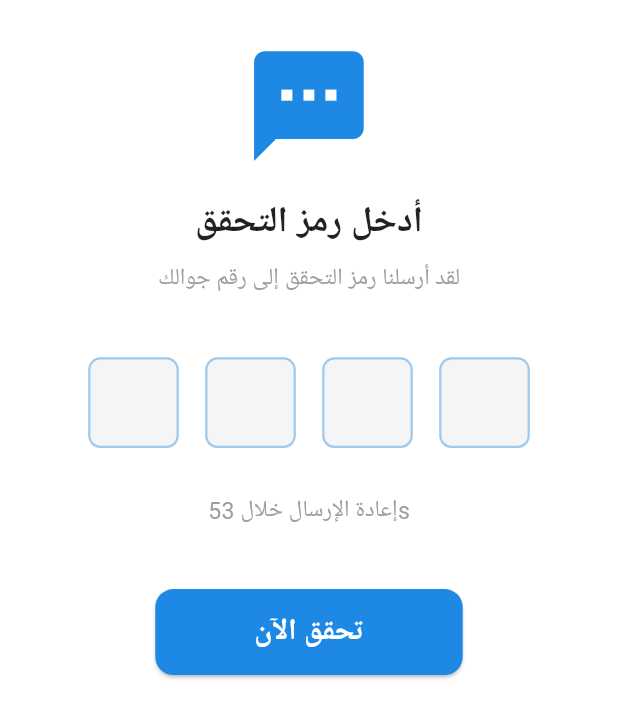
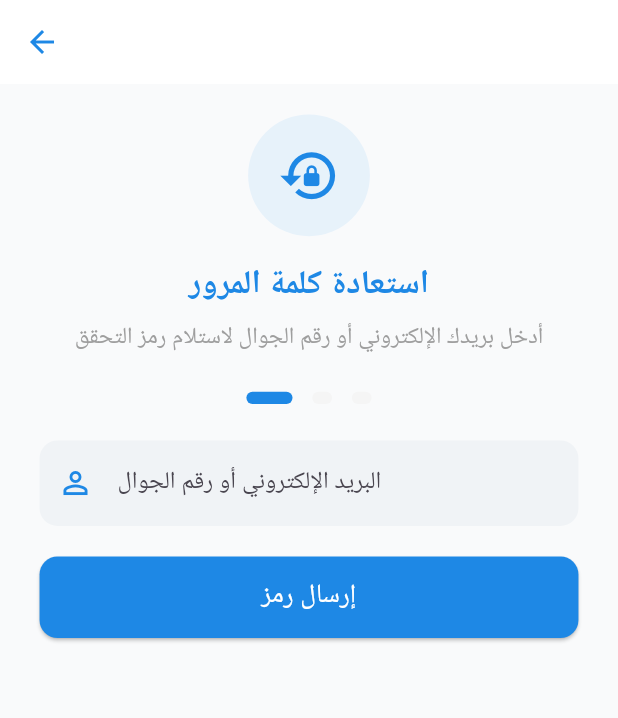
Before and after one commit to gerges46/smart_wash, a Flutter app: the screen it shows after launch, on a phone screen of 412 x 824 dp. Shown: the top 718 px of the screen. Run offline on Flutter 3.47's test engine with Material 3 defaults, Android fonts, the phone set to English and light mode, and no system bars; our stand-ins replace dio, equatable, flutter_bloc, flutter_screenutil.

Commit message:
Add Forgot Password / Reset Password feature with OTP verification and reset UI

```diff
--- a/lib/core/constants/app_strings.dart
+++ b/lib/core/constants/app_strings.dart
@@ -43,4 +43,13 @@ class AppStrings {
   static const String otpTitle = "أدخل رمز التحقق";
   static const String otpSubtitle = "لقد أرسلنا رمز التحقق إلى رقم جوالك";
   static const String verifyNow = "تحقق الآن";
+
+  // Forgot / Reset
+  static const String forgotTitle = "استعادة كلمة المرور";
+  static const String forgotSubtitle =
+      "أدخل بريدك الإلكتروني أو رقم الجوال لاستلام رمز التحقق";
+  static const String contactHint = "البريد الإلكتروني أو رقم الجوال";
+  static const String sendCode = "إرسال رمز";
+  static const String newPasswordHint = "كلمة المرور الجديدة";
+  static const String resetPasswordButton = "تعيين كلمة المرور";
 }
--- a/lib/core/routes/app_router.dart
+++ b/lib/core/routes/app_router.dart
@@ -1,5 +1,6 @@
 import 'package:flutter/material.dart';
 import 'package:smart_clean/core/constants/app_strings.dart';
+import 'package:smart_clean/features/auth/views/forgot_password/forgot_password_view.dart';
 import 'package:smart_clean/features/auth/views/login/login_view.dart';
 import 'package:smart_clean/features/auth/views/otp/otp_view.dart';
 import 'package:smart_clean/features/auth/views/register/register_view.dart';
@@ -13,6 +14,7 @@ class Routes {
   static const String registerRoute = "/register";
   static const String homeRoute = "/home";
   static const String otpRoute = "/otp";
+  static const String forgotPasswordRoute = "/forgot-password";
 }
 
 class RouteGenerator {
@@ -30,6 +32,8 @@ class RouteGenerator {
         return MaterialPageRoute(builder: (_) => const RegisterView());
       case Routes.otpRoute:
         return MaterialPageRoute(builder: (_) => OTPView());
+      case Routes.forgotPasswordRoute:
+        return MaterialPageRoute(builder: (_) => const ForgotPasswordView());
       // case Routes.homeRoute:
       //   return MaterialPageRoute(builder: (_) => const HomeView());
 
--- /dev/null
+++ b/lib/features/auth/cubit/forgot_password/forgot_password_state.dart
@@ -0,0 +1,53 @@
+// lib/features/auth/forgot_password/cubit/forgot_password_state.dart
+import 'package:equatable/equatable.dart';
+
+abstract class ForgotPasswordState extends Equatable {
+  const ForgotPasswordState();
+
+  @override
+  List<Object?> get props => [];
+}
+
+class ForgotInitial extends ForgotPasswordState {}
+
+class ForgotLoading extends ForgotPasswordState {}
+
+class ForgotCodeSent extends ForgotPasswordState {
+  final String contact; // email or phone
+  const ForgotCodeSent(this.contact);
+
+  @override
+  List<Object?> get props => [contact];
+}
+
+class ForgotTimerRunning extends ForgotPasswordState {
+  final int seconds;
+  const ForgotTimerRunning(this.seconds);
+
+  @override
+  List<Object?> get props => [seconds];
+}
+
+class ForgotCanResend extends ForgotPasswordState {}
+
+class ForgotVerifying extends ForgotPasswordState {}
+
+class ForgotVerified extends ForgotPasswordState {}
+
+class ForgotResetting extends ForgotPasswordState {}
+
+class ForgotSuccess extends ForgotPasswordState {
+  final String message;
+  const ForgotSuccess(this.message);
+
+  @override
+  List<Object?> get props => [message];
+}
+
+class ForgotError extends ForgotPasswordState {
+  final String message;
+  const ForgotError(this.message);
+
+  @override
+  List<Object?> get props => [message];
+}
--- /dev/null
+++ b/lib/features/auth/views/forgot_password/forgot_password_view.dart
@@ -0,0 +1,172 @@
+// lib/features/auth/forgot_password/view/forgot_password_view.dart
+import 'package:flutter/material.dart';
+import 'package:flutter_bloc/flutter_bloc.dart';
+import 'package:flutter_screenutil/flutter_screenutil.dart';
+import 'package:smart_clean/core/constants/app_color.dart';
+import 'package:smart_clean/core/constants/app_strings.dart';
+import 'package:smart_clean/core/constants/value_manager.dart';
+import 'package:smart_clean/features/auth/cubit/forgot_password/forgot_password_cubit.dart';
+import 'package:smart_clean/features/auth/cubit/forgot_password/forgot_password_state.dart';
+import 'package:smart_clean/features/auth/views/forgot_password/widgets/contact_form.dart';
+import 'package:smart_clean/features/auth/views/forgot_password/widgets/forgot_header.dart';
+import 'package:smart_clean/features/auth/views/forgot_password/widgets/forgot_timer.dart';
+import 'package:smart_clean/features/auth/views/forgot_password/widgets/otp_fields.dart';
+import 'package:smart_clean/features/auth/views/forgot_password/widgets/reset_form.dart';
+
+class ForgotPasswordView extends StatefulWidget {
+  const ForgotPasswordView({super.key});
+  @override
+  State<ForgotPasswordView> createState() => _ForgotPasswordViewState();
+}
+
+class _ForgotPasswordViewState extends State<ForgotPasswordView> {
+  int _step = 0; // 0: contact, 1: otp, 2: reset
+  final TextEditingController _otpController = TextEditingController();
+
+  @override
+  void dispose() {
+    _otpController.dispose();
+    super.dispose();
+  }
+
+  void _goToStep(int s) => setState(() => _step = s);
+
+  @override
+  Widget build(BuildContext context) {
+    return BlocProvider(
+      create: (_) => ForgotPasswordCubit(),
+      child: BlocConsumer<ForgotPasswordCubit, ForgotPasswordState>(
+        listener: (context, state) {
+          if (state is ForgotLoading) {
+            // optional: show loading or let buttons show their own loading
+          } else if (state is ForgotCodeSent) {
+            _goToStep(1);
+            ScaffoldMessenger.of(context).showSnackBar(
+              const SnackBar(content: Text("تم إرسال رمز التحقق")),
+            );
+          } else if (state is ForgotCanResend) {
+            // handled by builder
+          } else if (state is ForgotVerified) {
+            _goToStep(2);
+            ScaffoldMessenger.of(context).showSnackBar(
+              const SnackBar(content: Text("تم التحقق، أدخل كلمة مرور جديدة")),
+            );
+          } else if (state is ForgotSuccess) {
+            ScaffoldMessenger.of(
+              context,
+            ).showSnackBar(SnackBar(content: Text(state.message)));
+            // after success, go back to login (or navigate)
+            Navigator.pop(context);
+          } else if (state is ForgotError) {
+            ScaffoldMessenger.of(
+              context,
+            ).showSnackBar(SnackBar(content: Text(state.message)));
+          }
+        },
+        builder: (context, state) {
+          // derive timer values
+          int seconds = 0;
+          bool canResend = false;
+          if (state is ForgotTimerRunning) seconds = state.seconds;
+          if (state is ForgotCanResend) canResend = true;
+
+          return Scaffold(
+            backgroundColor: AppColors.background,
+            appBar: AppBar(
+              backgroundColor: AppColors.white,
+              elevation: 0,
+              iconTheme: IconThemeData(color: AppColors.primary),
+            ),
+            body: SafeArea(
+              child: SingleChildScrollView(
+                padding: EdgeInsets.symmetric(
+                  horizontal: AppPadding.p24.w,
+                  vertical: AppPadding.p20.h,
+                ),
+                child: Column(
+                  children: [
+                    const ForgotHeader(),
+                    SizedBox(height: AppSize.s24.h),
+
+                    // stepper indicator simple
+                    Row(
+                      mainAxisAlignment: MainAxisAlignment.center,
+                      children: List.generate(3, (i) {
+                        return Container(
+                          margin: EdgeInsets.symmetric(horizontal: 6.w),
+                          width: _step == i ? 28.w : 12.w,
+                          height: 8.h,
+                          decoration: BoxDecoration(
+                            color: _step == i
+                                ? AppColors.primary
+                                : AppColors.lightGrey,
+                            borderRadius: BorderRadius.circular(10.r),
+                          ),
+                        );
+                      }),
+                    ),
+
+                    SizedBox(height: AppSize.s24.h),
+
+                    // step content
+                    if (_step == 0) ...[
+                      ContactForm(
+                        onSend: (contact) => context
+                            .read<ForgotPasswordCubit>()
+                            .sendCode(contact),
+                      ),
+                    ] else if (_step == 1) ...[
+                      ForgotOTPFields(controller: _otpController),
+                      SizedBox(height: AppSize.s20.h),
+                      ForgotTimer(
+                        seconds: seconds,
+                        canResend: canResend,
+                        onResend: () =>
+                            context.read<ForgotPasswordCubit>().resendCode(),
+                      ),
+                      SizedBox(height: AppSize.s24.h),
+                      ElevatedButton(
+                        onPressed: () => context
+                            .read<ForgotPasswordCubit>()
+                            .verifyCode(_otpController.text.trim()),
+                        style: ElevatedButton.styleFrom(
+                          backgroundColor: AppColors.primary,
+                          padding: EdgeInsets.symmetric(
+                            vertical: 14.h,
+                            horizontal: 50.w,
+                          ),
+                          shape: RoundedRectangleBorder(
+                            borderRadius: BorderRadius.circular(AppSize.s12),
+                          ),
+                        ),
+                        child: state is ForgotVerifying
+                            ? const CircularProgressIndicator(
+                                color: Colors.white,
+                              )
+                            : Text(
+                                AppStrings.verifyNow,
+                                style: TextStyle(
+                                  color: AppColors.white,
+                                  fontSize: AppSize.s16.sp,
+                                ),
+                              ),
+                      ),
+                    ] else if (_step == 2) ...[
+                      ResetForm(
+                        onReset: (pass, confirm) => context
+                            .read<ForgotPasswordCubit>()
+                            .resetPassword(pass, confirm),
+                      ),
+                    ],
+
+                    SizedBox(height: AppSize.s24.h),
+                  ],
+                ),
+              ),
+            ),
+          );
+        },
+      ),
+    );
+  }
+}
--- /dev/null
+++ b/lib/features/auth/views/forgot_password/widgets/contact_form.dart
@@ -0,0 +1,70 @@
+// lib/features/auth/forgot_password/widgets/contact_form.dart
+import 'package:flutter/material.dart';
+import 'package:flutter_screenutil/flutter_screenutil.dart';
+import 'package:smart_clean/core/constants/app_color.dart';
+import 'package:smart_clean/core/constants/app_strings.dart';
+import 'package:smart_clean/core/constants/value_manager.dart';
+
+class ContactForm extends StatefulWidget {
+  final void Function(String contact) onSend;
+  const ContactForm({super.key, required this.onSend});
+
+  @override
+  State<ContactForm> createState() => _ContactFormState();
+}
+
+class _ContactFormState extends State<ContactForm> {
+  final TextEditingController _contactController = TextEditingController();
+
+  @override
+  void dispose() {
+    _contactController.dispose();
+    super.dispose();
+  }
+
+  @override
+  Widget build(BuildContext context) {
+    return Column(
+      children: [
+        TextField(
+          controller: _contactController,
+          keyboardType: TextInputType.emailAddress,
+          decoration: InputDecoration(
+            prefixIcon: Icon(Icons.person_outline, color: AppColors.primary),
+            hintText: AppStrings.contactHint,
+            filled: true,
+            fillColor: AppColors.fieldBackground,
+            border: OutlineInputBorder(
+              borderRadius: BorderRadius.circular(AppSize.s12),
+              borderSide: BorderSide.none,
+            ),
+          ),
+        ),
+        SizedBox(height: AppSize.s20.h),
+        Row(
+          children: [
+            Expanded(
+              child: ElevatedButton(
+                onPressed: () => widget.onSend(_contactController.text.trim()),
+                style: ElevatedButton.styleFrom(
+                  backgroundColor: AppColors.primary,
+                  shape: RoundedRectangleBorder(
+                    borderRadius: BorderRadius.circular(AppSize.s12),
+                  ),
+                  padding: EdgeInsets.symmetric(vertical: 14.h),
+                ),
+                child: Text(
+                  AppStrings.sendCode,
+                  style: TextStyle(
+                    fontSize: AppSize.s16.sp,
+                    color: AppColors.white,
+                  ),
+                ),
+              ),
+            ),
+          ],
+        ),
+      ],
+    );
+  }
+}
--- /dev/null
+++ b/lib/features/auth/views/forgot_password/widgets/forgot_header.dart
@@ -0,0 +1,39 @@
+// lib/features/auth/forgot_password/widgets/forgot_header.dart
+import 'package:flutter/material.dart';
+import 'package:flutter_screenutil/flutter_screenutil.dart';
+import 'package:smart_clean/core/constants/app_color.dart';
+import 'package:smart_clean/core/constants/app_strings.dart';
+import 'package:smart_clean/core/constants/value_manager.dart';
+
+class ForgotHeader extends StatelessWidget {
+  const ForgotHeader({super.key});
+
+  @override
+  Widget build(BuildContext context) {
+    return Column(
+      children: [
+        CircleAvatar(
+          radius: 40.r,
+          backgroundColor: AppColors.secondary.withOpacity(0.12),
+          child: Icon(Icons.lock_reset, color: AppColors.primary, size: 38.sp),
+        ),
+        SizedBox(height: AppSize.s16.h),
+        Text(
+          AppStrings.forgotTitle,
+          style: TextStyle(
+            fontSize: AppSize.s20.sp,
+            fontWeight: FontWeight.bold,
+            color: AppColors.primary,
+          ),
+          textAlign: TextAlign.center,
+        ),
+        SizedBox(height: AppSize.s8.h),
+        Text(
+          AppStrings.forgotSubtitle,
+          style: TextStyle(fontSize: AppSize.s14.sp, color: AppColors.grey),
+          textAlign: TextAlign.center,
+        ),
+      ],
+    );
+  }
+}
--- a/lib/main.dart
+++ b/lib/main.dart
@@ -22,7 +22,7 @@ class MyApp extends StatelessWidget {
       debugShowCheckedModeBanner: false,
       title: 'Mr. App',
       onGenerateRoute: RouteGenerator.getRoute,
-      initialRoute: Routes.otpRoute,
+      initialRoute: Routes.forgotPasswordRoute,
     );
   }
 }
```
Also changed, not shown: lib/features/auth/cubit/forgot_password/forgot_password_cubit.dart (added, +112 -0 lines), lib/features/auth/views/forgot_password/widgets/forgot_timer.dart (added, +41 -0 lines), lib/features/auth/views/forgot_password/widgets/otp_fields.dart (added, +86 -0 lines), lib/features/auth/views/forgot_password/widgets/reset_form.dart (added, +104 -0 lines).
